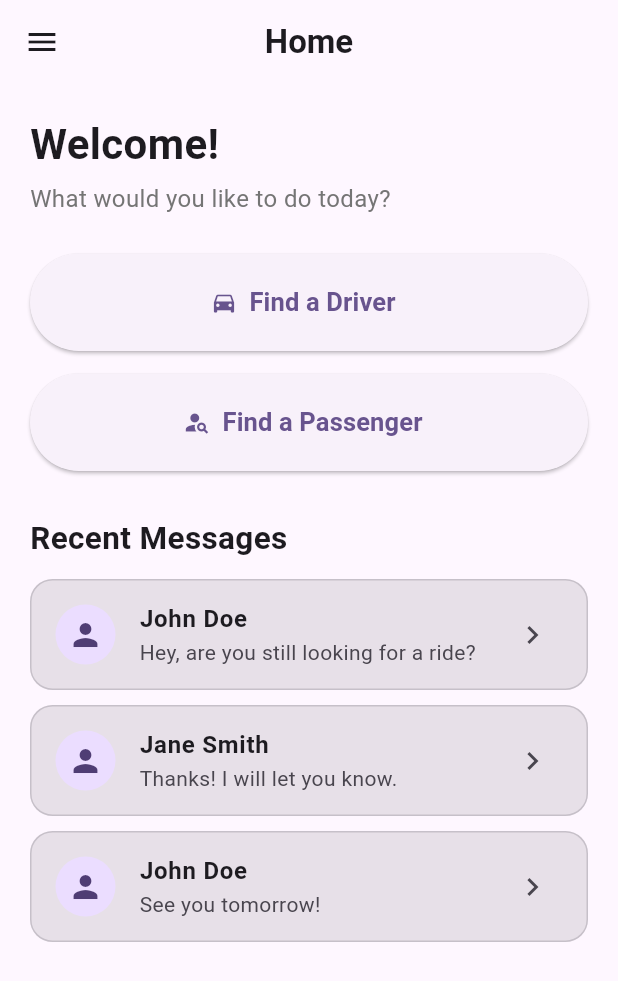
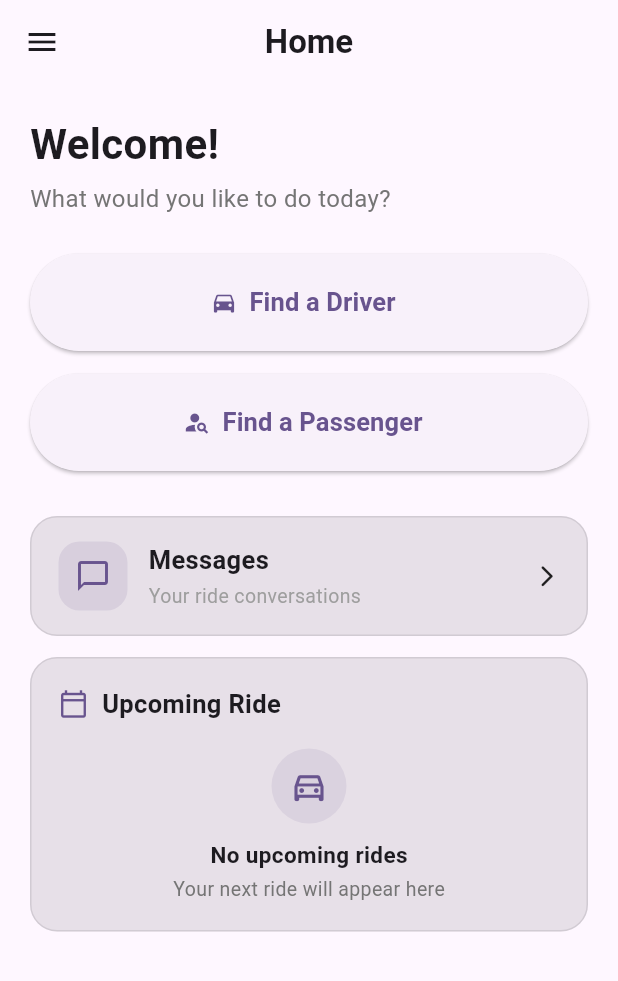
Before and after one commit to DaChoco/mova, a Flutter app: the HomeScreen screen opened directly with empty values, on a phone screen of 412 x 824 dp. Shown: the top 981 px of the screen. Run offline on Flutter 3.47's test engine with Material 3 defaults, Android fonts, the phone set to English and light mode, and no system bars; our stand-ins replace flutter_secure_storage, image_picker; missing offline and left inert: maplibre_gl; accounts and stored records are empty.

Commit message:
feat: redesign Messages section in HomeScreen with improved UI and interaction

```diff
--- a/lib/home_screen.dart
+++ b/lib/home_screen.dart
@@ -4,7 +4,6 @@ import 'package:flutter/material.dart';
 
 import 'profile_screen.dart';
 import 'main.dart';
-import 'message_screen.dart';
 import 'find_driver_screen.dart';
 import 'find_passenger.dart';
 import 'models/auth.dart';
@@ -18,6 +17,8 @@ class HomeScreen extends StatelessWidget {
 
   @override
   Widget build(BuildContext context) {
+    final colorScheme = Theme.of(context).colorScheme;
+
     return Scaffold(
       drawer: Drawer(
         child: SafeArea(
@@ -220,116 +221,159 @@ class HomeScreen extends StatelessWidget {
 
             const SizedBox(height: 30),
 
-            const Text(
-              'Recent Messages',
-              style: TextStyle(fontSize: 21, fontWeight: FontWeight.bold),
+            // Messages
+            Container(
+              width: double.infinity,
+              decoration: BoxDecoration(
+                color: colorScheme.surfaceContainerHighest,
+                borderRadius: BorderRadius.circular(18),
+                border: Border.all(
+                  color: colorScheme.outline.withValues(alpha: 0.2),
                 ),
-
-            const SizedBox(height: 12),
-
-            // Recent Messages
-            Expanded(
-              child: ListView(
-                children: [
-                  // Message 1
-                  Container(
-                    margin: const EdgeInsets.only(bottom: 10),
-                    decoration: BoxDecoration(
-                      color: Theme.of(context)
-                          .colorScheme
-                          .surfaceContainerHighest,
-                      border: Border.all(
-                        color: Theme.of(context).colorScheme.outline
-                            .withValues(alpha: 0.3),
-                      ),
-                      borderRadius: BorderRadius.circular(15),
               ),
               child: Material(
                 color: Colors.transparent,
-                      child: ListTile(
-                        leading: const CircleAvatar(child: Icon(Icons.person)),
-                        title: const Text(
-                          'John Doe',
-                          style: TextStyle(fontWeight: FontWeight.bold),
-                        ),
-                        subtitle: const Text(
-                          'Hey, are you still looking for a ride?',
-                        ),
-                        trailing: const Icon(Icons.chevron_right),
+                child: InkWell(
+                  borderRadius: BorderRadius.circular(18),
                   onTap: () {
-                          Navigator.push(
-                            context,
-                            MaterialPageRoute(
-                              builder: (context) => MessageScreen(
-                                rideId: '152',
-                                currentUserId: user.userId.toString(),
-                                otherUserId: '27',
-                                otherUserName: 'John Doe',
-                              ),
+                    ScaffoldMessenger.of(context).showSnackBar(
+                      const SnackBar(
+                        content: Text('Messages screen coming soon'),
                       ),
                     );
                   },
+                  child: Padding(
+                    padding: const EdgeInsets.symmetric(
+                      horizontal: 18,
+                      vertical: 16,
+                    ),
+                    child: Row(
+                      children: [
+                        // Message icon
+                        Container(
+                          width: 46,
+                          height: 46,
+                          decoration: BoxDecoration(
+                            color: colorScheme.primary.withValues(alpha: 0.12),
+                            borderRadius: BorderRadius.circular(14),
+                          ),
+                          child: Icon(
+                            Icons.chat_bubble_outline,
+                            color: colorScheme.primary,
+                            size: 24,
+                          ),
+                        ),
+
+                        const SizedBox(width: 14),
+
+                        // Message text
+                        const Expanded(
+                          child: Column(
+                            crossAxisAlignment: CrossAxisAlignment.start,
+                            children: [
+                              Text(
+                                'Messages',
+                                style: TextStyle(
+                                  fontSize: 17,
+                                  fontWeight: FontWeight.w600,
+                                ),
+                              ),
+                              SizedBox(height: 3),
+                              Text(
+                                'Your ride conversations',
+                                style: TextStyle(
+                                  fontSize: 13,
+                                  color: Colors.grey,
+                                ),
+                              ),
+                            ],
+                          ),
+                        ),
+
+                        // Arrow
+                        Icon(Icons.arrow_forward_ios_rounded, size: 17),
+                      ],
+                    ),
+                  ),
                 ),
               ),
             ),
 
-                  // Message 2
+            const SizedBox(height: 14),
+
+            // Upcoming Ride information
             Container(
-                    margin: const EdgeInsets.only(bottom: 10),
+              width: double.infinity,
               decoration: BoxDecoration(
-                      color: Theme.of(context)
-                          .colorScheme
-                          .surfaceContainerHighest,
+                color: colorScheme.surfaceContainerHighest,
+                borderRadius: BorderRadius.circular(18),
                 border: Border.all(
-                        color: Theme.of(context).colorScheme.outline
-                            .withValues(alpha: 0.3),
+                  color: colorScheme.outline.withValues(alpha: 0.2),
                 ),
-                      borderRadius: BorderRadius.circular(15),
               ),
-                    child: Material(
-                      color: Colors.transparent,
-                      child: ListTile(
-                        leading: const CircleAvatar(child: Icon(Icons.person)),
-                        title: const Text(
-                          'Jane Smith',
-                          style: TextStyle(fontWeight: FontWeight.bold),
+              child: Padding(
+                padding: const EdgeInsets.all(18),
+                child: Column(
+                  crossAxisAlignment: CrossAxisAlignment.start,
+                  children: [
+                    // Section title
+                    Row(
+                      children: [
+                        Icon(
+                          Icons.calendar_today_outlined,
+                          size: 20,
+                          color: colorScheme.primary,
                         ),
-                        subtitle: const Text('Thanks! I will let you know.'),
-                        trailing: const Icon(Icons.chevron_right),
-                        onTap: () {
-                          print('Jane Smith message pressed');
-                        },
+                        const SizedBox(width: 9),
+                        const Text(
+                          'Upcoming Ride',
+                          style: TextStyle(
+                            fontSize: 17,
+                            fontWeight: FontWeight.w600,
                           ),
+                        ),
+                      ],
+                    ),
+
+                    const SizedBox(height: 18),
+
+                    // Empty ride state
+                    Center(
+                      child: Column(
+                        children: [
+                          Container(
+                            width: 50,
+                            height: 50,
+                            decoration: BoxDecoration(
+                              color: colorScheme.primary.withValues(
+                                alpha: 0.10,
+                              ),
+                              shape: BoxShape.circle,
+                            ),
+                            child: Icon(
+                              Icons.directions_car_outlined,
+                              color: colorScheme.primary,
+                              size: 26,
                             ),
                           ),
 
-                  // Message 3
-                  Container(
-                    margin: const EdgeInsets.only(bottom: 10),
-                    decoration: BoxDecoration(
-                      color: Theme.of(context)
-                          .colorScheme
-                          .surfaceContainerHighest,
-                      border: Border.all(
-                        color: Theme.of(context).colorScheme.outline
-                            .withValues(alpha: 0.3),
+                          const SizedBox(height: 10),
+
+                          const Text(
+                            'No upcoming rides',
+                            style: TextStyle(
+                              fontSize: 15,
+                              fontWeight: FontWeight.w600,
                             ),
-                      borderRadius: BorderRadius.circular(15),
                           ),
-                    child: Material(
-                      color: Colors.transparent,
-                      child: ListTile(
-                        leading: const CircleAvatar(child: Icon(Icons.person)),
-                        title: const Text(
-                          'John Doe',
-                          style: TextStyle(fontWeight: FontWeight.bold),
-                        ),
-                        subtitle: const Text('See you tomorrow!'),
-                        trailing: const Icon(Icons.chevron_right),
-                        onTap: () {
-                          print('John Doe message pressed');
-                        },
-                      ),
+
+                          const SizedBox(height: 3),
+
+                          Text(
+                            'Your next ride will appear here',
+                            style: TextStyle(
+                              fontSize: 13,
+                              color: Colors.grey[600],
                             ),
                           ),
                         ],
@@ -338,6 +382,10 @@ class HomeScreen extends StatelessWidget {
                   ],
                 ),
               ),
+            ),
+          ],
+        ),
+      ),
     );
   }
 }
```
Lines whose indentation alone changed are shown as unchanged.
